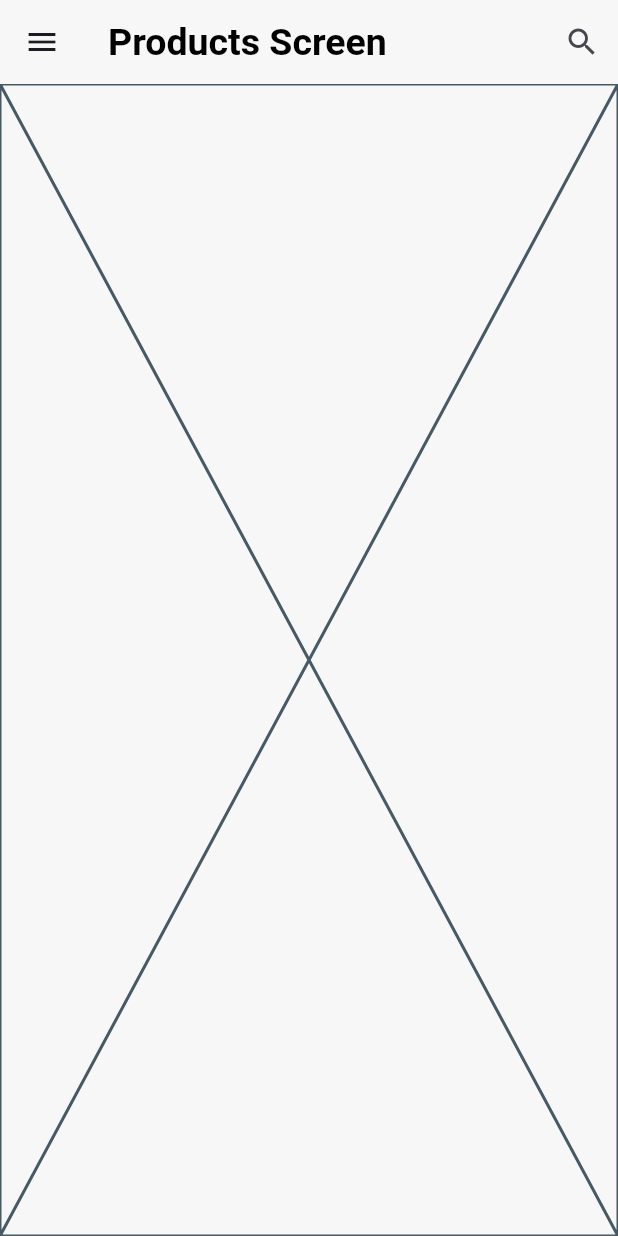
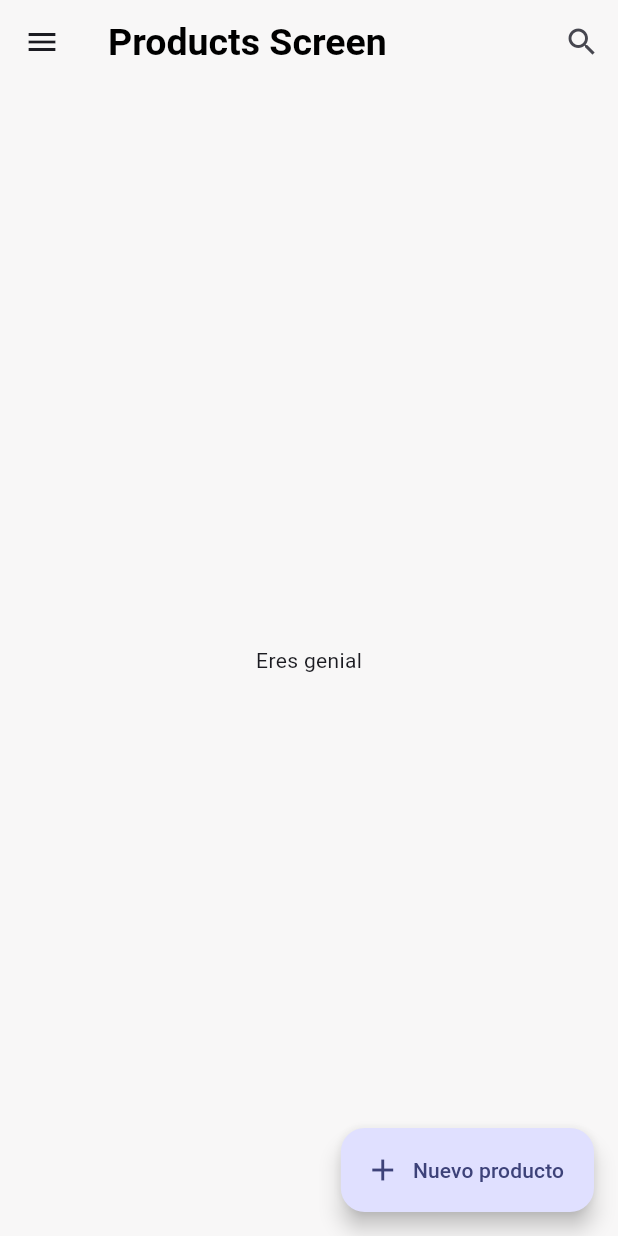
Before and after one commit to szuluaga-beep/teslo_app, a Flutter app: the screen it shows after launch, on a phone screen of 412 x 824 dp. Run offline on Flutter 3.47's test engine with Material 3 defaults, Android fonts, the phone set to English and light mode, and no system bars; our stand-ins replace go_router, google_fonts.

Commit message:
agregando floatin button en pantalla de productos

```diff
--- a/lib/features/products/presentation/screens/products_screen.dart
+++ b/lib/features/products/presentation/screens/products_screen.dart
@@ -13,10 +13,28 @@ class ProductsScreen extends StatelessWidget {
         scaffoldKey: scaffoldKey,
       ),
       appBar: AppBar(
-        title: Text('Products Screen'),
-        actions: [IconButton(onPressed: () {}, icon: Icon(Icons.search))],
+        title: const Text('Products Screen'),
+        actions: [IconButton(onPressed: () {}, icon: const Icon(Icons.search))],
       ),
-      body: Placeholder(),
+      body: const _ProductsView(),
+      floatingActionButton: FloatingActionButton.extended(
+        onPressed: () {},
+        label: const Text('Nuevo producto'),
+        icon: const Icon(Icons.add),
+      ),
     );
   }
 }
+
+class _ProductsView extends StatelessWidget {
+  const _ProductsView({
+    super.key,
+  });
+
+  @override
+  Widget build(BuildContext context) {
+    return const Center(
+      child: Text('Eres genial'),
+    );
+  }
+}
```
